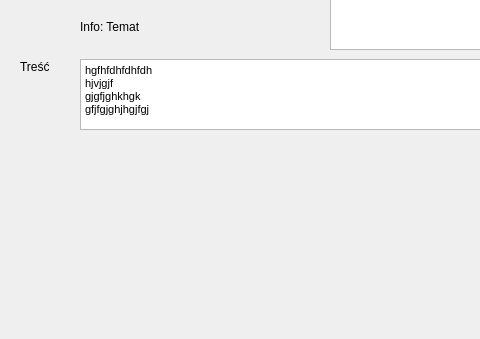
Old version of the form Kontrahent/kontrahentinfododajwpis.ui in the repository Astropl/OptiBase; both pictures show x 0 to 480 and y 261 to 600 of the 800 by 600 pixel window.
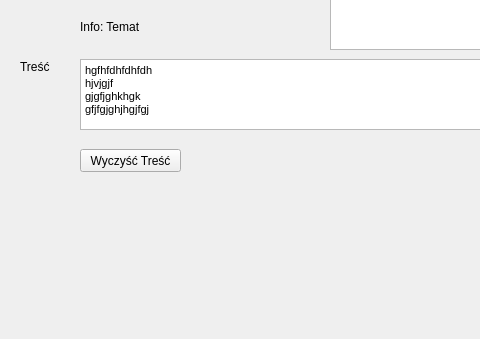
New version of the form.

What changed in the file:
```diff
--- a/Kontrahent/kontrahentinfododajwpis.ui
+++ b/Kontrahent/kontrahentinfododajwpis.ui
@@ -571,6 +571,19 @@
      </property>
     </widget>
    </widget>
+   <widget class="QPushButton" name="pushButton_5">
+    <property name="geometry">
+     <rect>
+      <x>80</x>
+      <y>410</y>
+      <width>101</width>
+      <height>23</height>
+     </rect>
+    </property>
+    <property name="text">
+     <string>Wyczyść Treść</string>
+    </property>
+   </widget>
    <zorder>label_9</zorder>
    <zorder>label_13</zorder>
    <zorder>label</zorder>
```
Left out of the diff: 1 changed line with no effect on the pictures.
